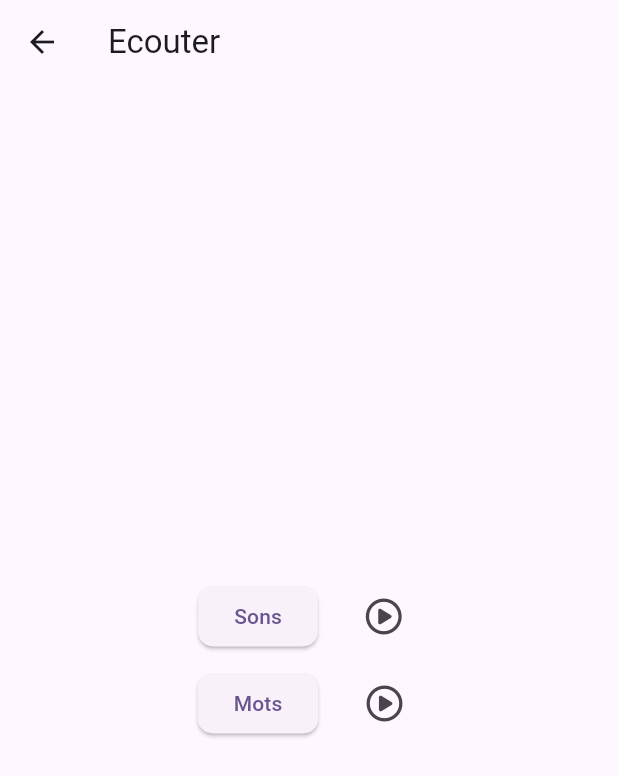
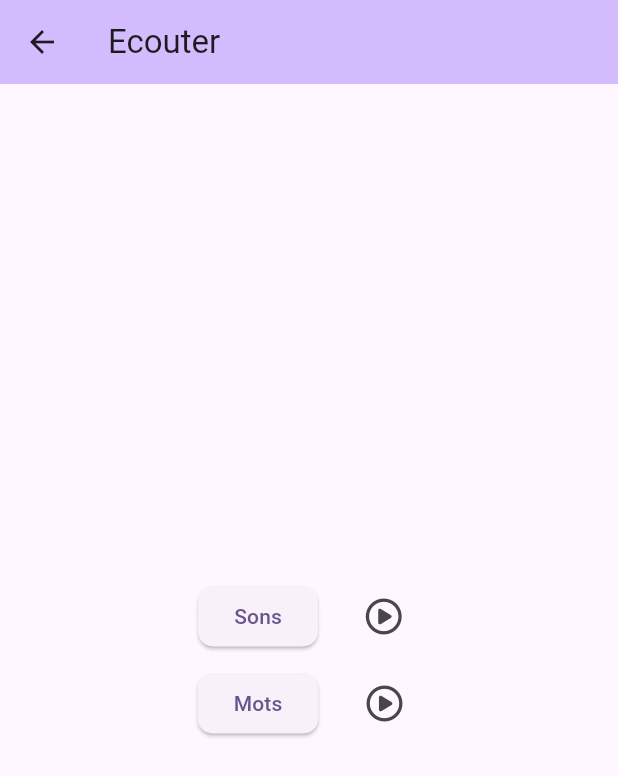
Before and after one commit to loloof64/EntrainementLecture, a Flutter app: the ListenMenuScreen screen opened directly, on a phone screen of 412 x 824 dp. Shown: the top 776 px of the screen. Run offline on Flutter 3.47's test engine with Material 2 defaults, Android fonts, the light colour scheme and no system bars; our stand-ins replace font_awesome_flutter; missing offline and left inert: minisound.

Commit message:
slightly improved listen screen

```diff
--- a/lib/screens/listen_menu.dart
+++ b/lib/screens/listen_menu.dart
@@ -8,6 +8,7 @@ class ListenMenuScreen extends StatelessWidget {
   Widget build(BuildContext context) {
     return Scaffold(
       appBar: AppBar(
+        backgroundColor: Theme.of(context).colorScheme.inversePrimary,
         title: const Text('Ecouter'),
       ),
       body: Column(
```
